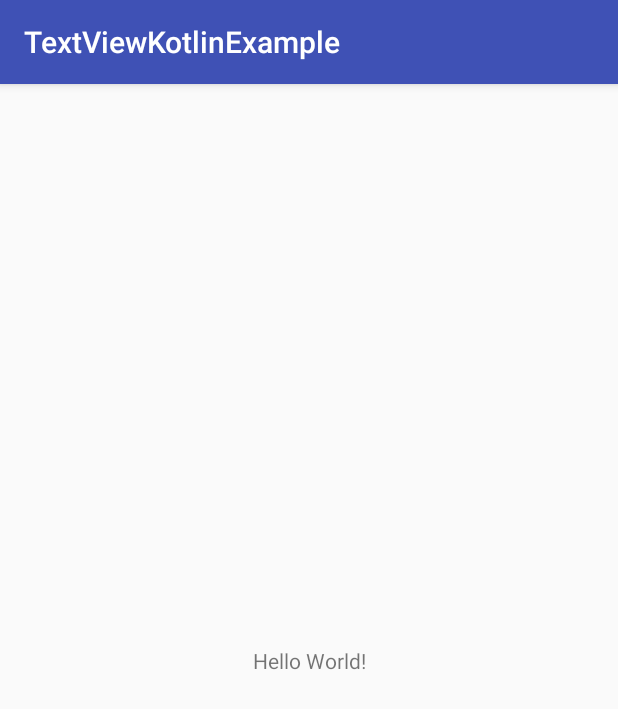
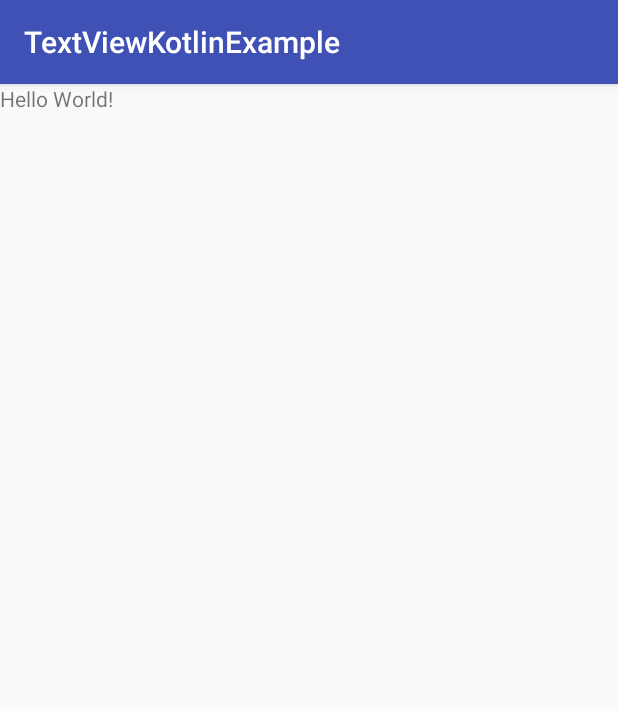
Before and after one commit to androidtutors/TextViewKotlinExample, an Android app: the screen it shows after launch (MainActivity), on a phone screen of 412 x 824 dp. Shown: the top 709 px of the screen. Run offline under Robolectric (Android 15) with nearby library versions, the phone set to English and light mode, and no system bars.

Commit message:
TODO 1, 2, 3

```diff
--- a/app/src/main/res/layout/activity_main.xml
+++ b/app/src/main/res/layout/activity_main.xml
@@ -2,11 +2,11 @@
 <!-- TODO 1 : Change from ConstraintLayout to LinearLayout -->
 <!-- TODO 2 : Delete all the attributes related to ConstraintLayout -->
 <!-- TODO 3 : Change orientation to vertical -->
-<android.support.constraint.ConstraintLayout xmlns:android="http://schemas.android.com/apk/res/android"
-    xmlns:app="http://schemas.android.com/apk/res-auto"
+<LinearLayout xmlns:android="http://schemas.android.com/apk/res/android"
     xmlns:tools="http://schemas.android.com/tools"
     android:layout_width="match_parent"
     android:layout_height="match_parent"
+    android:orientation="vertical"
     tools:context="com.androidtutors.textviewkotlinexample.MainActivity">
 
     <!-- TODO 4 : Add an id textview_hello to the textview with "Hello World!" -->
@@ -14,10 +14,6 @@
     <TextView
         android:layout_width="wrap_content"
         android:layout_height="wrap_content"
-        android:text="Hello World!"
-        app:layout_constraintBottom_toBottomOf="parent"
-        app:layout_constraintLeft_toLeftOf="parent"
-        app:layout_constraintRight_toRightOf="parent"
-        app:layout_constraintTop_toTopOf="parent" />
+        android:text="Hello World!" />
 
-</android.support.constraint.ConstraintLayout>
+</LinearLayout>
```
